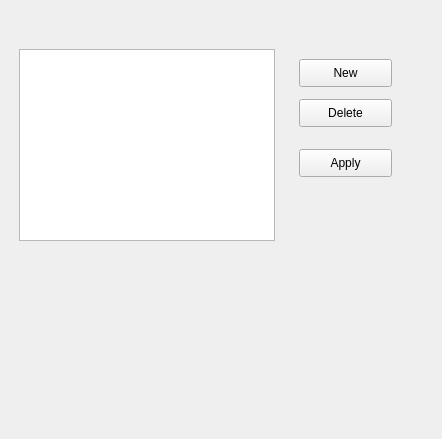
Above: FeatureTemplates/feature_template_dockwidget_base.ui from pawaelus/qgis-fun before the change. Below: the same form after it.
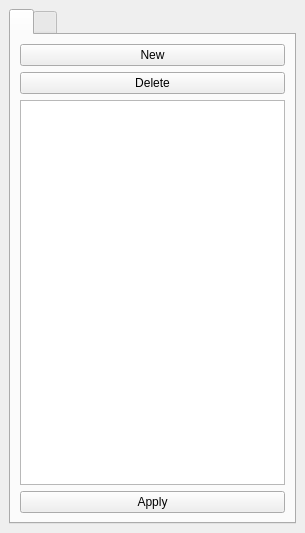
That is the form after the change. The open tabs and pages were chosen to show the change.

```diff
--- a/FeatureTemplates/feature_template_dockwidget_base.ui
+++ b/FeatureTemplates/feature_template_dockwidget_base.ui
@@ -6,17 +6,23 @@
    <rect>
     <x>0</x>
     <y>0</y>
-    <width>442</width>
-    <height>439</height>
+    <width>305</width>
+    <height>555</height>
    </rect>
   </property>
   <property name="windowTitle">
    <string>Feature Templates</string>
   </property>
   <widget class="QWidget" name="dockWidgetContents">
+   <property name="maximumSize">
+    <size>
+     <width>482</width>
+     <height>533</height>
+    </size>
+   </property>
    <layout class="QHBoxLayout" name="horizontalLayout">
     <item>
-     <widget class="QStackedWidget" name="stackedWidget">
+     <widget class="QTabWidget" name="tabWidget">
       <property name="enabled">
        <bool>true</bool>
       </property>
@@ -33,60 +39,57 @@
        <bool>false</bool>
       </property>
       <property name="currentIndex">
-       <number>0</number>
+       <number>1</number>
       </property>
-      <widget class="QWidget" name="test">
-       <widget class="QPushButton" name="newButton">
+      <widget class="QWidget" name="tabWidgetPage1" native="true">
+       <attribute name="title">
+        <string/>
+       </attribute>
+       <layout class="QVBoxLayout" name="verticalLayout">
+        <item>
+         <widget class="QPushButton" name="newButton">
+          <property name="text">
+           <string>New</string>
+          </property>
+         </widget>
+        </item>
+        <item>
+         <widget class="QPushButton" name="deleteButton">
+          <property name="text">
+           <string>Delete</string>
+          </property>
+         </widget>
+        </item>
+        <item>
+         <widget class="QListWidget" name="templatesList"/>
+        </item>
+        <item>
+         <widget class="QPushButton" name="applyButton">
+          <property name="text">
+           <string>Apply</string>
+          </property>
+         </widget>
+        </item>
+       </layout>
+      </widget>
+      <widget class="QWidget" name="tabWidgetPage2" native="true">
+       <attribute name="title">
+        <string/>
+       </attribute>
+       <widget class="QPushButton" name="mybutton">
         <property name="geometry">
          <rect>
-          <x>290</x>
-          <y>50</y>
-          <width>93</width>
-          <height>28</height>
-         </rect>
-        </property>
-        <property name="text">
-         <string>New</string>
-        </property>
-       </widget>
-       <widget class="QListWidget" name="templatesList">
-        <property name="geometry">
-         <rect>
-          <x>10</x>
+          <x>40</x>
           <y>40</y>
-          <width>256</width>
-          <height>192</height>
+          <width>75</width>
+          <height>23</height>
          </rect>
         </property>
-       </widget>
-       <widget class="QPushButton" name="applyButton">
-        <property name="geometry">
-         <rect>
-          <x>290</x>
-          <y>140</y>
-          <width>93</width>
-          <height>28</height>
-         </rect>
-        </property>
         <property name="text">
-         <string>Apply</string>
-        </property>
-       </widget>
-       <widget class="QPushButton" name="deleteButton">
-        <property name="geometry">
-         <rect>
-          <x>290</x>
-          <y>90</y>
-          <width>93</width>
-          <height>28</height>
-         </rect>
-        </property>
-        <property name="text">
-         <string>Delete</string>
+         <string>PushButton</string>
         </property>
        </widget>
       </widget>
-      <widget class="QWidget" name="test2"/>
      </widget>
     </item>
    </layout>
```
